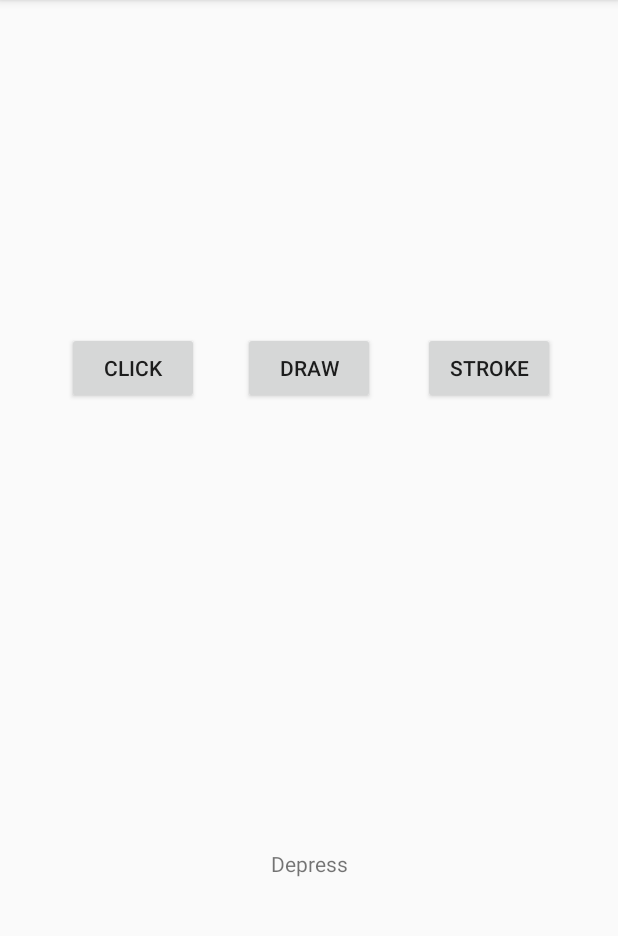
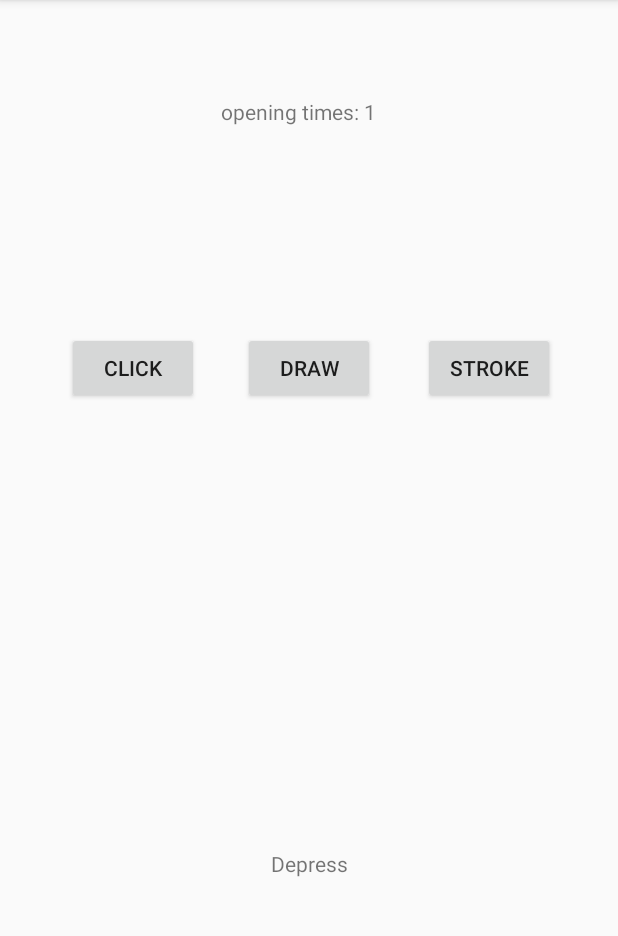
Before and after one commit to leo123qw/HCICoursework, an Android app: the screen it shows after launch (MainActivity), on a phone screen of 412 x 824 dp, the part 84-1020 px from its top. Run offline under Robolectric (Android 15) with nearby library versions, the phone set to English and light mode, and no system bars.

Commit message:
recording the app opening times

```diff
--- a/MobileApp/HCIC/app/src/main/java/com/example/macbookpro/hcic/MainActivity.java
+++ b/MobileApp/HCIC/app/src/main/java/com/example/macbookpro/hcic/MainActivity.java
@@ -1,20 +1,65 @@
 package com.example.macbookpro.hcic;
 
+import android.content.Context;
 import android.content.Intent;
 import android.support.v7.app.AppCompatActivity;
 import android.os.Bundle;
 import android.view.View;
 import android.widget.*;
+import java.lang.reflect.Method;
+import java.text.SimpleDateFormat;
+import java.util.Calendar;
+import java.util.Date;
+import java.util.List;
+import java.util.TimeZone;
+import android.app.Activity;
+import android.content.ComponentName;
+import android.content.Context;
+import android.content.Intent;
+import android.content.SharedPreferences;
+import android.content.SharedPreferences.Editor;
+import android.content.pm.PackageManager;
+import android.content.pm.ResolveInfo;
+import android.os.Bundle;
+import android.text.format.DateUtils;
+import android.util.Log;
+import android.view.View;
+import android.widget.TextView;
 
 
 public class MainActivity extends AppCompatActivity {
+    private SharedPreferences shPreferences;
+    private Editor editor;
+    private long bootStartTime;
+    private boolean flag =false;
+
 
 
     @Override
     protected void onCreate(Bundle savedInstanceState) {
         super.onCreate(savedInstanceState);
         setContentView(R.layout.activity_main);
-
+        bootStartTime = System.currentTimeMillis();
+        TextView tv=(TextView) findViewById(R.id.text);
+        shPreferences = getApplicationContext().getSharedPreferences("boocount", Context.MODE_PRIVATE);
+        editor =shPreferences.edit();
+        SimpleDateFormat format = new SimpleDateFormat("yyyy-MM-dd");
+        if(!shPreferences.getString("todaytime","").equals(format.format(System.currentTimeMillis()))){
+            flag = true; // a new day
+            editor.putString("todaytime", format.format(System.currentTimeMillis()));
+        }
+        if (shPreferences.getInt("bootcountnum", 0)>= 1){
+            int x =shPreferences.getInt("bootcountnum", 0);
+            tv.setText("open times" + x);
+            editor.putInt("bootcountnum", x+1);
+        }else{
+            flag =false;
+            editor.putInt("bootcountnum",1);
+        }
+        editor.putLong("bootStartTime",bootStartTime);
+        editor.commit();
+        tv.setText("opening times: "+shPreferences.getInt("bootcountnum", 0) );
+        /******************************       button         ************************/
         Button draw =(Button)findViewById(R.id.button2);
         draw.setOnClickListener(listener);
     }
@@ -28,5 +73,4 @@ public class MainActivity extends AppCompatActivity {
      };
 
 
-
 }
--- a/MobileApp/HCIC/app/src/main/java/com/example/macbookpro/hcic/draw.java
+++ b/MobileApp/HCIC/app/src/main/java/com/example/macbookpro/hcic/draw.java
@@ -11,7 +11,9 @@ package com.example.macbookpro.hcic;
         import android.graphics.Paint;
         import android.net.Uri;
         import android.os.Bundle;
+        import android.os.RemoteException;
         import android.provider.MediaStore;
+        import android.util.Log;
         import android.view.MotionEvent;
         import android.view.View;
         import android.widget.Button;
@@ -49,7 +51,7 @@ public class draw extends MainActivity{
         });
         //initalize a paint and the width of paint is 5, red color
         paint = new Paint();
-        paint.setStrokeWidth(5);
+        paint.setStrokeWidth(10);
         paint.setColor(Color.RED);
 
         iv_canvas = (ImageView) findViewById(R.id.imageView);
@@ -134,4 +136,5 @@ public class draw extends MainActivity{
     }
 
 
+
 }
--- a/MobileApp/HCIC/app/src/main/res/layout/activity_main.xml
+++ b/MobileApp/HCIC/app/src/main/res/layout/activity_main.xml
@@ -11,6 +11,7 @@
         android:layout_width="wrap_content"
         android:layout_height="wrap_content"
         android:text="Depress"
+        app:autoSizeMaxTextSize="90dp"
         app:layout_constraintBottom_toBottomOf="parent"
         app:layout_constraintEnd_toEndOf="parent"
         app:layout_constraintLeft_toLeftOf="parent"
@@ -74,4 +75,20 @@
         app:layout_constraintTop_toTopOf="parent"
         app:layout_constraintVertical_bias="0.0" />
 
+    <TextView
+        android:id="@+id/text"
+        android:layout_width="wrap_content"
+        android:layout_height="wrap_content"
+        android:layout_marginStart="158dp"
+        android:layout_marginLeft="158dp"
+        android:layout_marginTop="65dp"
+        android:layout_marginEnd="172dp"
+        android:layout_marginRight="172dp"
+        android:layout_marginBottom="138dp"
+        android:text="detector"
+        app:layout_constraintBottom_toTopOf="@+id/button2"
+        app:layout_constraintEnd_toEndOf="parent"
+        app:layout_constraintStart_toStartOf="parent"
+        app:layout_constraintTop_toTopOf="parent" />
+
 </android.support.constraint.ConstraintLayout>
```
Also changed, not shown: 1 other file.
